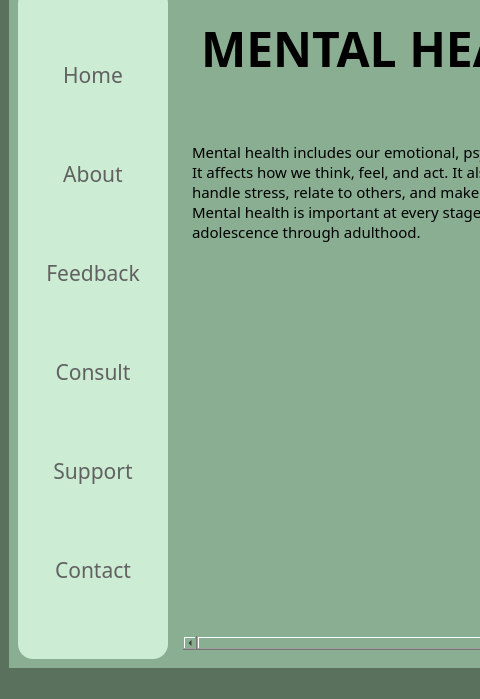
srishtiigautam/restorehealth, file Mental_Health.ui: the form before one commit; both pictures show x 0 to 480 and y 136 to 835 of the 1068 by 835 pixel window.
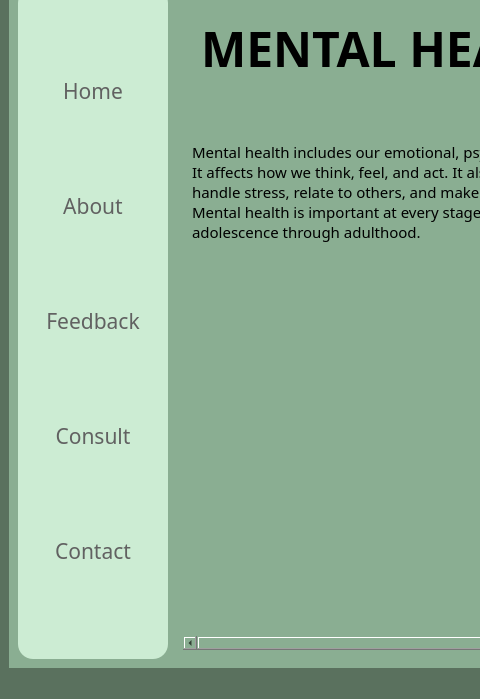
The form after the commit. Icons and pictures are not drawn.

Diff of the .ui file:
```diff
--- a/Mental_Health.ui
+++ b/Mental_Health.ui
@@ -215,6 +215,7 @@
              <font>
               <family>Javanese Text</family>
               <pointsize>16</pointsize>
+              <weight>50</weight>
               <bold>false</bold>
              </font>
             </property>
@@ -247,6 +248,7 @@
              <font>
               <family>Javanese Text</family>
               <pointsize>16</pointsize>
+              <weight>50</weight>
               <bold>false</bold>
              </font>
             </property>
@@ -279,6 +281,7 @@
              <font>
               <family>Javanese Text</family>
               <pointsize>16</pointsize>
+              <weight>50</weight>
               <bold>false</bold>
              </font>
             </property>
@@ -311,6 +314,7 @@
              <font>
               <family>Javanese Text</family>
               <pointsize>16</pointsize>
+              <weight>50</weight>
               <bold>false</bold>
              </font>
             </property>
@@ -337,44 +341,13 @@
             </property>
            </widget>
           </item>
-          <item>
-           <widget class="QPushButton" name="pushButton_5">
-            <property name="font">
-             <font>
-              <family>Javanese Text</family>
-              <pointsize>16</pointsize>
-              <bold>false</bold>
-             </font>
-            </property>
-            <property name="cursor">
-             <cursorShape>PointingHandCursor</cursorShape>
-            </property>
-            <property name="styleSheet">
-             <string notr="true">QPushButton{
-color: rgb(97, 97, 97);
-border-radius:10px;
-}
-
-QPushButton:hover{
-background-color: rgb(220, 255, 228);
-	/*color: rgb(255, 255, 255);*/
-	font: 700 16pt &quot;Constantia&quot;;
-}
-
-
-</string>
-            </property>
-            <property name="text">
-             <string>Support</string>
-            </property>
-           </widget>
-          </item>
           <item>
            <widget class="QPushButton" name="Contact_button">
             <property name="font">
              <font>
               <family>Javanese Text</family>
               <pointsize>16</pointsize>
+              <weight>50</weight>
               <bold>false</bold>
              </font>
             </property>
```
Left out of the diff: 8 changed lines with no effect on the pictures.
